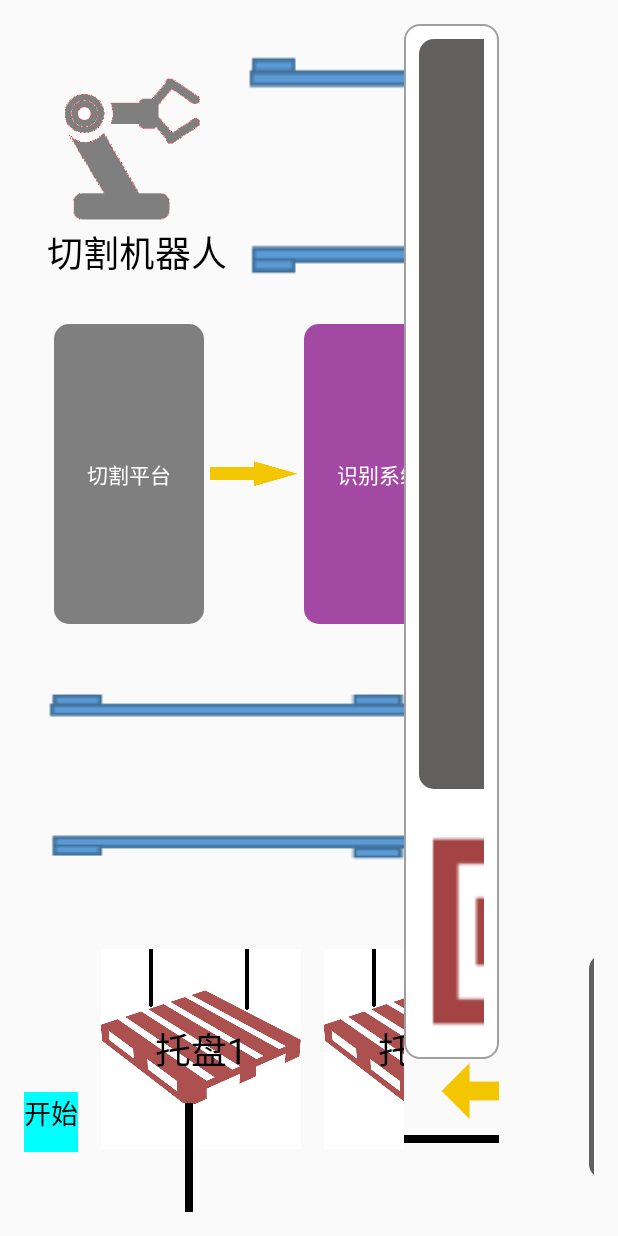
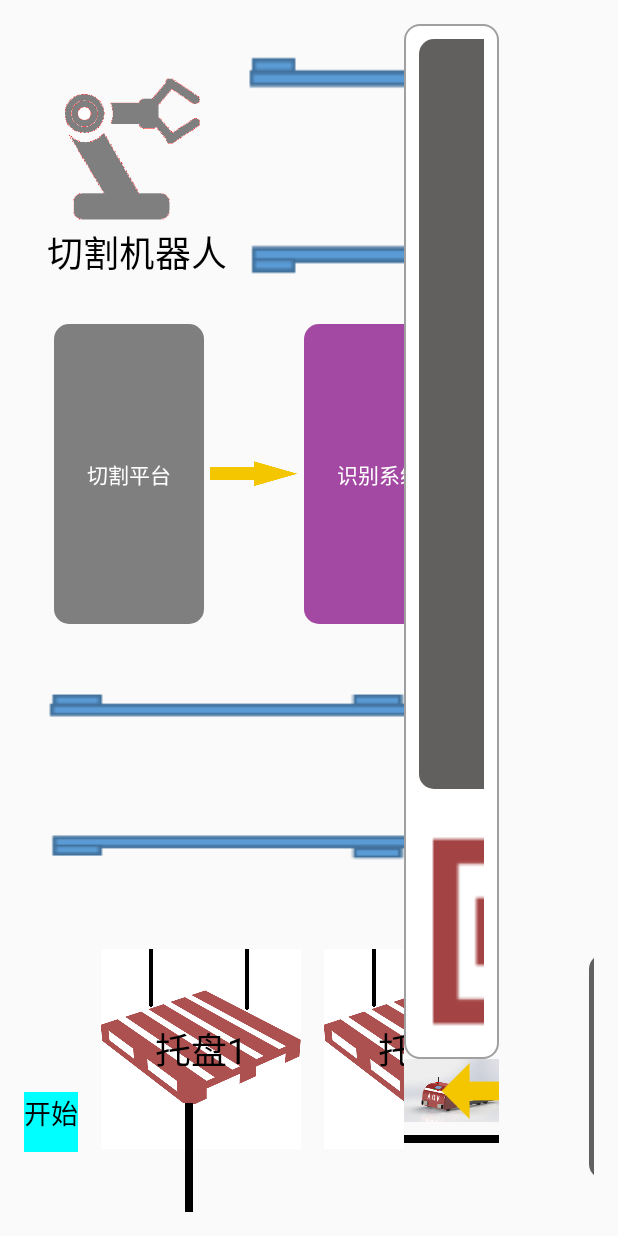
Before and after one commit to yanjiepeng/planform, an Android app: the layout activity_main.xml on its own in the app's theme, with its tools: preview values and no code run, on a phone screen of 412 x 824 dp. Run offline under Robolectric (Android 15) with nearby library versions, the phone set to English and light mode, and no system bars.

Commit message:
修改了agv动画

```diff
--- a/app/src/main/java/com/zk/planform/MainActivity.java
+++ b/app/src/main/java/com/zk/planform/MainActivity.java
@@ -8,6 +8,7 @@ import android.graphics.drawable.Drawable;
 import android.os.Handler;
 import android.support.v7.app.AppCompatActivity;
 import android.os.Bundle;
+import android.view.Gravity;
 import android.view.View;
 import android.view.animation.AlphaAnimation;
 import android.view.animation.Animation;
@@ -253,6 +254,8 @@ public class MainActivity extends AppCompatActivity implements View.OnClickListe
                             }
                             if (index ==13) {
                                 arrow1.setText("AGV小车收集成品");
+                                arrow1.setGravity(Gravity.CENTER);
+                                startFlick(arrow1);
                                 Drawable rightDrawable = getResources().getDrawable(R.mipmap.arrow);
                                 rightDrawable.setBounds(0, 0, rightDrawable.getMinimumWidth(), rightDrawable.getMinimumHeight());
                                 arrow1.setCompoundDrawables(null, null, rightDrawable, null);
--- a/app/src/main/res/layout/activity_main.xml
+++ b/app/src/main/res/layout/activity_main.xml
@@ -481,6 +481,7 @@
                     android:layout_alignParentBottom="true"
                     android:layout_marginBottom="60dp"
                     android:drawableLeft="@mipmap/arrow_left"
+                    android:background="@mipmap/agv"
                     android:text="AGV小车取原材料"
 
                     android:textColor="@color/black"
```
